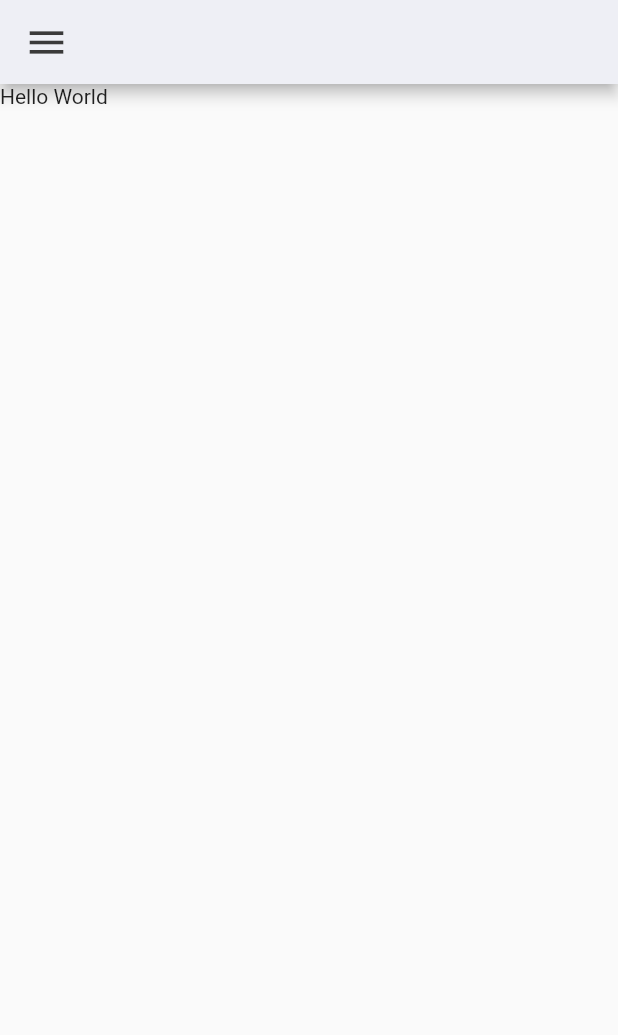
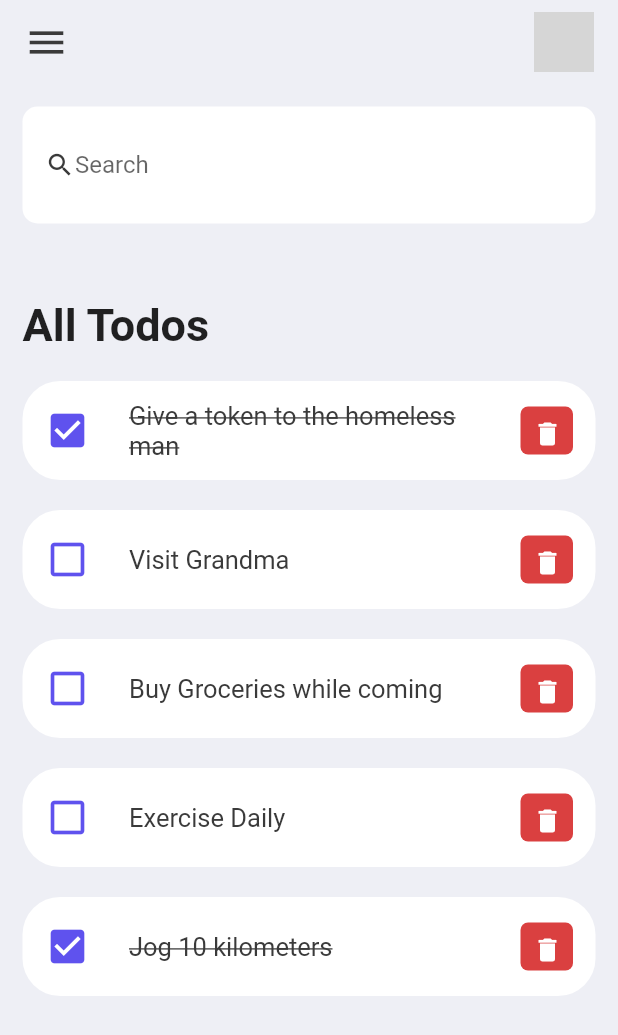
Before and after one commit to moxie99/todolistflutter, a Flutter app: the screen it shows after launch, on a phone screen of 412 x 824 dp. Shown: the top 1035 px of the screen. Run offline on Flutter 3.47's test engine with Material 2 defaults, Android fonts, the phone set to English and light mode, and no system bars; grey boxes are pictures that could not be loaded.

Commit message:
completed the tofo list

```diff
--- a/lib/main.dart
+++ b/lib/main.dart
@@ -1,4 +1,5 @@
 import 'package:flutter/material.dart';
+import 'package:flutter/services.dart';
 import 'package:todolistapp/screens/home.dart';
 
 void main() {
@@ -11,7 +12,11 @@ class MyApp extends StatelessWidget {
   // This widget is the root of your application.
   @override
   Widget build(BuildContext context) {
+    SystemChrome.setSystemUIOverlayStyle(SystemUiOverlayStyle(
+      statusBarColor: Colors.transparent,
+    ));
     return MaterialApp(
+      debugShowCheckedModeBanner: false,
       title: 'Todo List',
       home: Home(),
     );
--- /dev/null
+++ b/lib/model/todo.dart
@@ -0,0 +1,39 @@
+class ToDo {
+  String? todoTitle;
+  String? id;
+  bool isDone;
+
+  ToDo({
+    required this.todoTitle,
+    required this.id,
+    this.isDone = false,
+  });
+
+  static List<ToDo> todoList() {
+    return [
+      ToDo(
+        todoTitle: 'Give a token to the homeless man',
+        id: '1',
+        isDone: true,
+      ),
+      ToDo(
+        todoTitle: 'Visit Grandma',
+        id: '2',
+        isDone: false,
+      ),
+      ToDo(
+        todoTitle: 'Buy Groceries while coming',
+        id: '3',
+      ),
+      ToDo(
+        todoTitle: 'Exercise Daily',
+        id: '4',
+      ),
+      ToDo(
+        todoTitle: 'Jog 10 kilometers',
+        id: '5',
+        isDone: true,
+      ),
+    ];
+  }
+}
--- a/lib/screens/home.dart
+++ b/lib/screens/home.dart
@@ -1,21 +1,84 @@
 import 'package:flutter/material.dart';
 import 'package:todolistapp/constants/colors.dart';
+import 'package:todolistapp/model/todo.dart';
+import 'package:todolistapp/widget/todo_item.dart';
 
 class Home extends StatelessWidget {
-  const Home({Key? key}) : super(key: key);
+  Home({Key? key}) : super(key: key);
 
+  final todosList = ToDo.todoList();
   @override
   Widget build(BuildContext context) {
     return Scaffold(
-      appBar: AppBar(
-        backgroundColor: tdBGColor,
-        title: Row(children: [
-          Icon(Icons.menu, color: tdBlack, size: 30),
-        ]),
-      ),
-      body: Container(
-        child: Text('Hello World'),
+      backgroundColor: tdBGColor,
+      appBar: buildAppbar(),
+      body: Stack(
+        children: [
+          Container(
+            padding: EdgeInsets.symmetric(horizontal: 15, vertical: 15),
+            child: Column(children: [
+              searchBox(),
+              Expanded(
+                child: ListView(
+                  children: [
+                    Container(
+                      margin: EdgeInsets.only(top: 50, bottom: 20),
+                      child: Text("All Todos",
+                          style: TextStyle(
+                            fontSize: 30,
+                            fontWeight: FontWeight.bold,
+                          )),
+                    ),
+                    for (ToDo todoo in todosList) TodoItem(todo: todoo),
+                  ],
+                ),
+              )
+            ]),
+          )
+        ],
       ),
     );
   }
+
+  Widget searchBox() {
+    return Container(
+      padding: EdgeInsets.all(15),
+      decoration: BoxDecoration(
+        color: Colors.white,
+        borderRadius: BorderRadius.circular(10),
+      ),
+      child: TextField(
+        decoration: InputDecoration(
+          contentPadding: EdgeInsets.all(0),
+          prefixIcon: Icon(Icons.search, size: 20, color: tdBlack),
+          prefixIconConstraints: BoxConstraints(
+            maxHeight: 20,
+            maxWidth: 20,
+          ),
+          border: InputBorder.none,
+          hintText: "Search",
+        ),
+      ),
+    );
+  }
+
+  AppBar buildAppbar() {
+    return AppBar(
+      backgroundColor: tdBGColor,
+      elevation: 0,
+      title: Row(mainAxisAlignment: MainAxisAlignment.spaceBetween, children: [
+        Icon(
+          Icons.menu,
+          color: tdBlack,
+          size: 30,
+        ),
+        Container(
+            height: 40,
+            width: 40,
+            child: ClipRRect(
+                borderRadius: BorderRadius.circular(20),
+                child: Image.asset("assets/images/avatar.jpeg")))
+      ]),
+    );
+  }
 }
--- /dev/null
+++ b/lib/widget/todo_item.dart
@@ -0,0 +1,57 @@
+import "package:flutter/material.dart";
+import 'package:todolistapp/constants/colors.dart';
+import 'package:todolistapp/model/todo.dart';
+
+class TodoItem extends StatelessWidget {
+  final ToDo todo;
+  const TodoItem({Key? key, required this.todo}) : super(key: key);
+
+  @override
+  Widget build(BuildContext context) {
+    return Container(
+        margin: EdgeInsets.only(bottom: 20),
+        child: ListTile(
+            onTap: () {
+              if (todo.isDone == false) {
+                todo.isDone = true;
+              } else {
+                todo.isDone = false;
+              }
+            },
+            shape: RoundedRectangleBorder(
+              borderRadius: BorderRadius.circular(25),
+            ),
+            contentPadding: EdgeInsets.symmetric(horizontal: 15, vertical: 5),
+            tileColor: Colors.white,
+            leading: Icon(
+                todo.isDone ? Icons.check_box : Icons.check_box_outline_blank,
+                color: tdBlue,
+                size: 30),
+            title: Text(todo.todoTitle ?? "No title",
+                style: TextStyle(
+                  fontSize: 17,
+                  color: tdBlack,
+                  decoration: todo.isDone
+                      ? TextDecoration.lineThrough
+                      : TextDecoration.none,
+                )),
+            trailing: Container(
+              padding: EdgeInsets.all(0),
+              margin: EdgeInsets.symmetric(vertical: 12),
+              height: 35,
+              width: 35,
+              decoration: BoxDecoration(
+                color: tdRed,
+                borderRadius: BorderRadius.circular(5),
+              ),
+              child: IconButton(
+                color: Colors.white,
+                iconSize: 20,
+                icon: Icon(Icons.delete),
+                onPressed: () {
+                  print("Delete");
+                },
+              ),
+            )));
+  }
+}
--- a/pubspec.yaml
+++ b/pubspec.yaml
@@ -3,7 +3,7 @@ description: A new Flutter project.
 
 # The following line prevents the package from being accidentally published to
 # pub.dev using `flutter pub publish`. This is preferred for private packages.
-publish_to: 'none' # Remove this line if you wish to publish to pub.dev
+publish_to: "none" # Remove this line if you wish to publish to pub.dev
 
 # The following defines the version and build number for your application.
 # A version number is three numbers separated by dots, like 1.2.43
@@ -30,7 +30,6 @@ dependencies:
   flutter:
     sdk: flutter
 
-
   # The following adds the Cupertino Icons font to your application.
   # Use with the CupertinoIcons class for iOS style icons.
   cupertino_icons: ^1.0.2
@@ -51,7 +50,6 @@ dev_dependencies:
 
 # The following section is specific to Flutter packages.
 flutter:
-
   # The following line ensures that the Material Icons font is
   # included with your application, so that you can use the icons in
   # the material Icons class.
@@ -59,7 +57,7 @@ flutter:
 
   # To add assets to your application, add an assets section, like this:
   # assets:
-     - assets/images/avatar.jpeg
+  #    - assets/images/avatar.jpeg
   #   - images/a_dot_burr.jpeg
   #   - images/a_dot_ham.jpeg
 
```
